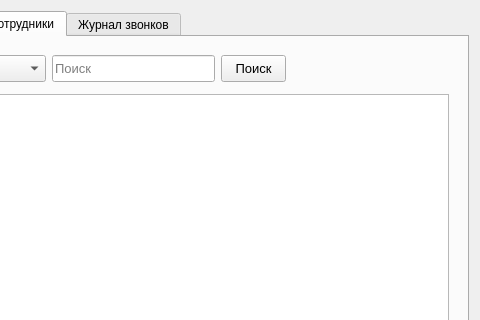
This is ViewOrgContactDialog.ui in okostynchuk/Outcall as Qt 5 draws it before an edit; both pictures show x 175 to 655 and y 0 to 320 of the 655 by 425 pixel window. The edited form follows.
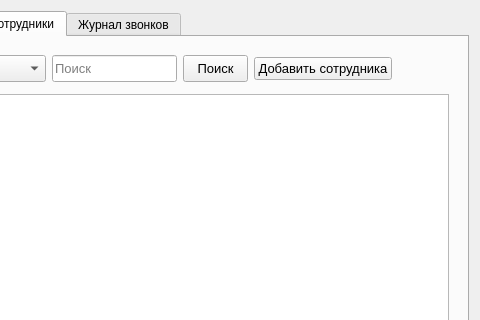
This is the edited form. The open tabs and pages were chosen to show the change. Icons and pictures are not drawn.

Commit message: new class add person to org (not working)

Diff of the .ui file:
```diff
--- a/ViewOrgContactDialog.ui
+++ b/ViewOrgContactDialog.ui
@@ -510,6 +510,21 @@
                   </property>
                  </widget>
                 </item>
+                <item>
+                 <widget class="QPushButton" name="addPersonToOrg">
+                  <property name="font">
+                   <font>
+                    <pointsize>10</pointsize>
+                   </font>
+                  </property>
+                  <property name="focusPolicy">
+                   <enum>Qt::NoFocus</enum>
+                  </property>
+                  <property name="text">
+                   <string>Добавить сотрудника</string>
+                  </property>
+                 </widget>
+                </item>
                 <item>
                  <spacer name="horizontalSpacer_2">
                   <property name="orientation">
```
The commit also changes 7 other files.
